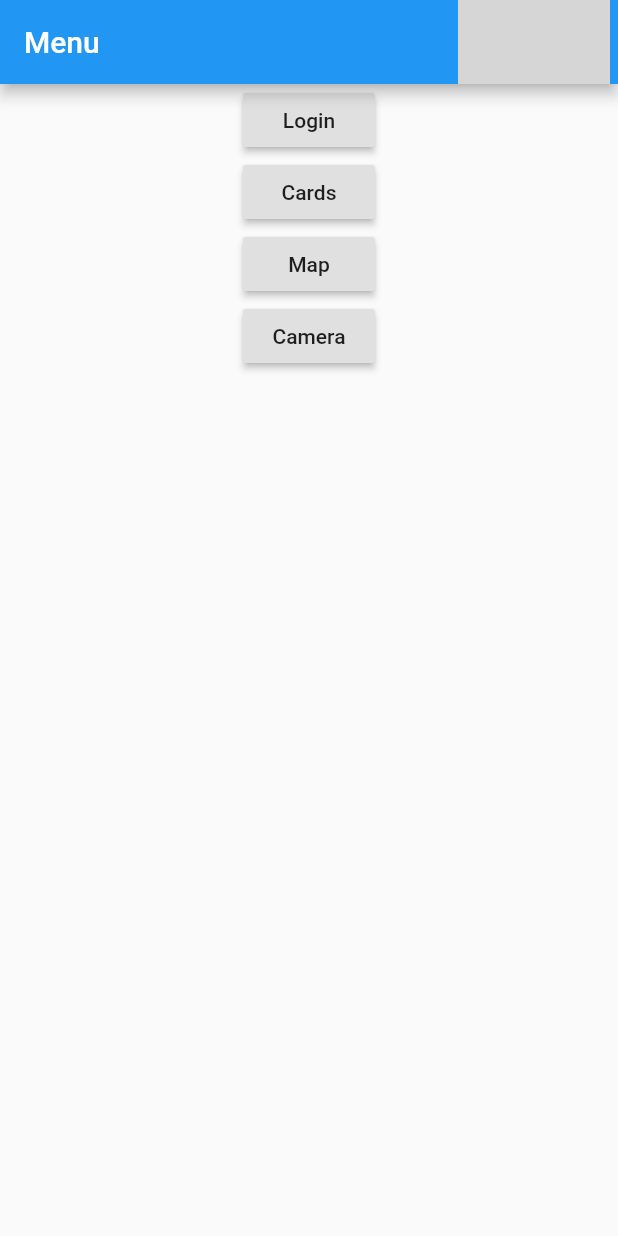
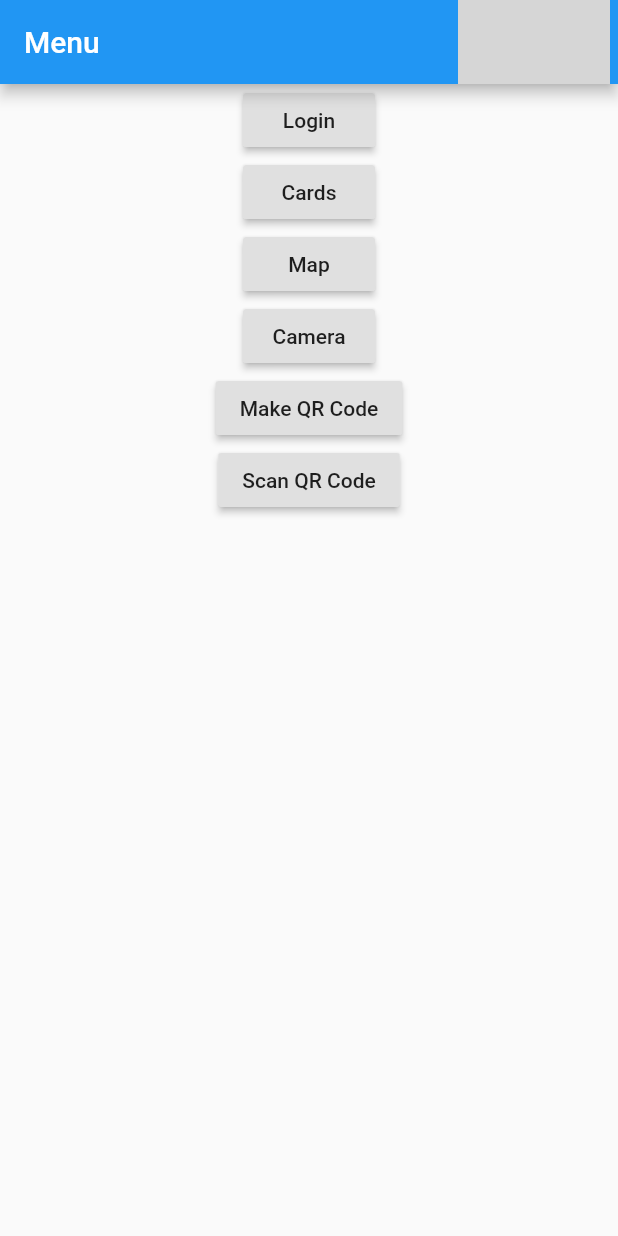
Before and after one commit to raynear/flutter_example, a Flutter app: the screen it shows after launch, on a phone screen of 412 x 824 dp. Run offline on Flutter 3.47's test engine with Material 2 defaults, Android fonts, the light colour scheme and no system bars; our stand-ins replace cached_network_image, camera, cloud_firestore, firebase_auth, geolocator, google_maps_flutter and 2 more; missing offline and left inert: barcode_scan; accounts and stored records are empty; network calls fail; grey boxes are pictures that could not be loaded.

Commit message:
take picture complete add make qr add scan qr

```diff
--- a/lib/main.dart
+++ b/lib/main.dart
@@ -7,6 +7,8 @@ import 'package:hire/pages/map.dart';
 import 'package:hire/pages/camera.dart';
 import 'package:hire/pages/cards.dart';
 import 'package:hire/pages/menu.dart';
+import 'package:hire/pages/qr.dart';
+import 'package:hire/pages/qr_scan.dart';
 
 //var cameras;
 void main() async {
@@ -19,7 +21,15 @@ class AppState {
   bool loading;
   FirebaseUser user;
   String avatar = '';
-  AppState(this.loading, this.user);
+  AppState(loading, user) {
+    this.loading = loading;
+    if (user == null) {
+      FirebaseAuth.instance.currentUser().then((user) {
+        this.user = user;
+        this.avatar = user.photoUrl;
+      });
+    }
+  }
 }
 
 class Account with ChangeNotifier {
@@ -30,12 +40,6 @@ class Account with ChangeNotifier {
   get user => app.user;
 
   get avatar => app.avatar;
-
-  void restoreUser() async {
-    app.user = await FirebaseAuth.instance.currentUser();
-    app.avatar = app.user.photoUrl;
-    notifyListeners();
-  }
 
   void changeState(bool newState) {
     app.loading = newState;
@@ -85,6 +89,8 @@ class _MyAppState extends State<MyApp> {
               "/map": (BuildContext context) => Map(),
               "/camera": (BuildContext context) => Camera(),
               "/cards": (BuildContext context) => Cards(),
+              "/qr": (BuildContext context) => QR(),
+              "/qr_scan": (BuildContext context) => QRScan(),
             }));
   }
 }
--- a/lib/pages/map.dart
+++ b/lib/pages/map.dart
@@ -27,9 +27,9 @@ class _Map extends State<Map> {
                 backgroundColor: Colors.teal[200],
                 child: CircleAvatar(
                   radius: appBarHeight * 0.9,
-                  // backgroundImage: CachedNetworkImageProvider(
-                  //   Provider.of<Account>(context).avatar,
-                  // ),
+                  backgroundImage: CachedNetworkImageProvider(
+                    Provider.of<Account>(context).avatar,
+                  ),
                   backgroundColor: Colors.transparent,
                 ))
           ],
--- a/lib/pages/menu.dart
+++ b/lib/pages/menu.dart
@@ -7,7 +7,6 @@ import 'package:hire/main.dart';
 class Menu extends StatelessWidget {
   @override
   Widget build(BuildContext context) {
-    Provider.of<Account>(context).restoreUser();
     var appBarHeight =
         AppBar().preferredSize.height - MediaQuery.of(context).padding.top;
     return Scaffold(
@@ -22,7 +21,6 @@ class Menu extends StatelessWidget {
                 backgroundImage: CachedNetworkImageProvider(
                   Provider.of<Account>(context).avatar,
                 ),
-                backgroundColor: Colors.transparent,
               ))
         ],
       ),
@@ -52,6 +50,18 @@ class Menu extends StatelessWidget {
               Navigator.pushNamed(context, '/camera');
             },
           ),
+          RaisedButton(
+            child: Text('Make QR Code'),
+            onPressed: () {
+              Navigator.pushNamed(context, '/qr');
+            },
+          ),
+          RaisedButton(
+            child: Text('Scan QR Code'),
+            onPressed: () {
+              Navigator.pushNamed(context, '/qr_scan');
+            },
+          ),
         ]),
       ),
     );
--- a/pubspec.yaml
+++ b/pubspec.yaml
@@ -37,6 +37,8 @@ dependencies:
   geolocator:
   camera:
   path_provider:
+  qr_flutter:
+  barcode_scan:
 
 dev_dependencies:
   flutter_test:
```
Also changed, not shown: lib/pages/camera.dart (+28 -5 lines), lib/pages/qr.dart (added, +33 -0 lines), lib/pages/qr_scan.dart (added, +29 -0 lines), pubspec.lock, 3 other files.
